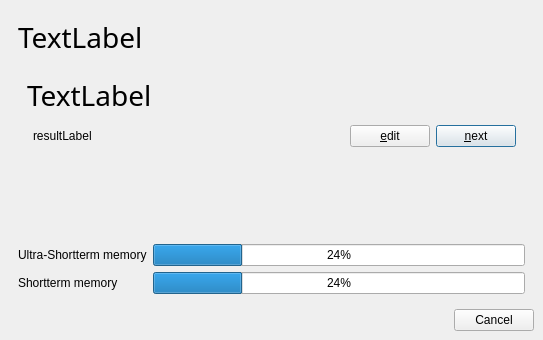
The window that VocableQuiz.ui (nsams/vocablecoach) describes before a commit, drawn with Qt 5.
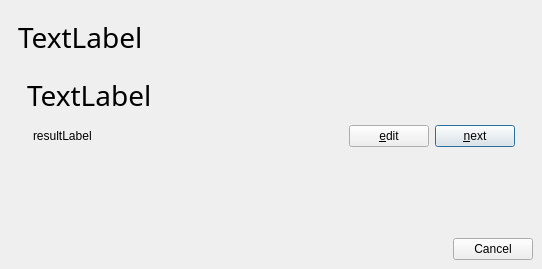
The same window after the commit.

Commit message: * added examples folder with one example * file is modified when properties are changed * add help text for memorizeing vocable

```diff
--- a/VocableQuiz.ui
+++ b/VocableQuiz.ui
@@ -5,8 +5,8 @@
    <rect>
     <x>0</x>
     <y>0</y>
-    <width>543</width>
-    <height>340</height>
+    <width>542</width>
+    <height>269</height>
    </rect>
   </property>
   <property name="windowTitle" >
@@ -187,48 +187,11 @@
         </widget>
        </item>
        <item row="3" column="0" >
-        <layout class="QGridLayout" >
-         <property name="margin" >
-          <number>0</number>
+        <widget class="QLabel" name="helpLabel" >
+         <property name="text" >
+          <string/>
          </property>
-         <property name="spacing" >
-          <number>6</number>
-         </property>
-         <item row="0" column="1" >
-          <widget class="QProgressBar" name="ultraShortTermMemoryProgressBar" >
-           <property name="value" >
-            <number>24</number>
-           </property>
-           <property name="orientation" >
-            <enum>Qt::Horizontal</enum>
-           </property>
-          </widget>
-         </item>
-         <item row="1" column="1" >
-          <widget class="QProgressBar" name="shortTermMemoryProgressBar" >
-           <property name="value" >
-            <number>24</number>
-           </property>
-           <property name="orientation" >
-            <enum>Qt::Horizontal</enum>
-           </property>
-          </widget>
-         </item>
-         <item row="0" column="0" >
-          <widget class="QLabel" name="label" >
-           <property name="text" >
-            <string>Ultra-Shortterm memory</string>
-           </property>
-          </widget>
-         </item>
-         <item row="1" column="0" >
-          <widget class="QLabel" name="label_2" >
-           <property name="text" >
-            <string>Shortterm memory</string>
-           </property>
-          </widget>
-         </item>
-        </layout>
+        </widget>
        </item>
       </layout>
      </widget>
```
The commit also changes 4 other files.
